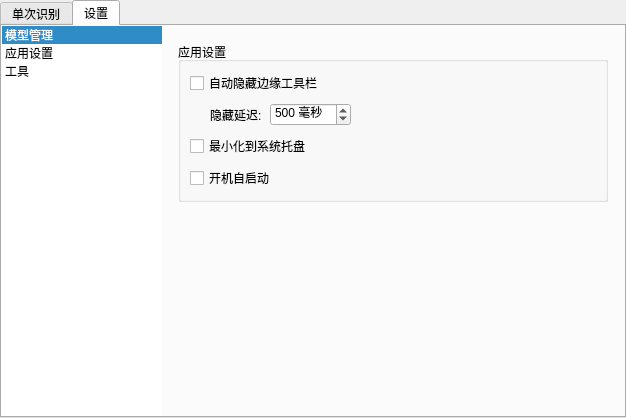
Above: src/vibeocr/ui/main_window.ui from FelixJI/VibeOCR before the change. Below: the same form after it.
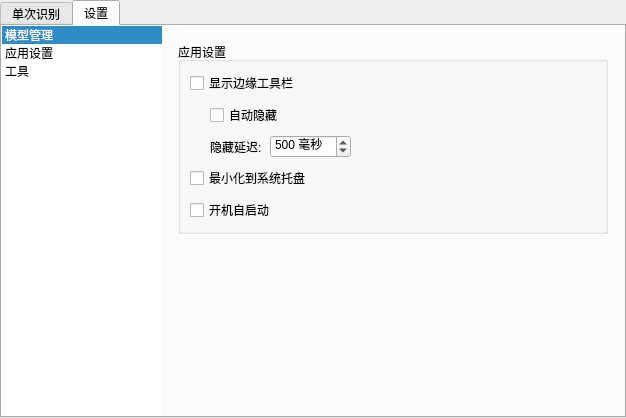
That is the form after the change. The open tabs and pages were chosen to show the change. Custom widgets are drawn as their Qt base class.

Commit message: feat(ui): 添加显示工具栏复选框及缩进子选项

What changed in the file:
```diff
--- a/src/vibeocr/ui/main_window.ui
+++ b/src/vibeocr/ui/main_window.ui
@@ -480,12 +480,40 @@
                <number>8</number>
               </property>
               <item>
+               <widget class="QCheckBox" name="chkShowToolbar">
+                <property name="toolTip">
+                 <string>显示桌面边缘浮动工具栏，提供快速截图和主窗口入口</string>
+                </property>
+                <property name="text">
+                 <string>显示边缘工具栏</string>
+                </property>
+               </widget>
+              </item>
+              <item>
+               <widget class="QWidget" name="toolbarSubOptions" native="true">
+                <layout class="QVBoxLayout" name="toolbarSubLayout">
+                 <property name="spacing">
+                  <number>8</number>
+                 </property>
+                 <property name="leftMargin">
+                  <number>20</number>
+                 </property>
+                 <property name="topMargin">
+                  <number>0</number>
+                 </property>
+                 <property name="rightMargin">
+                  <number>0</number>
+                 </property>
+                 <property name="bottomMargin">
+                  <number>0</number>
+                 </property>
+                 <item>
                <widget class="QCheckBox" name="chkAutoHideToolbar">
                 <property name="toolTip">
                  <string>工具栏停靠在屏幕边缘时自动隐藏，鼠标靠近边缘时自动弹出</string>
                 </property>
                 <property name="text">
-                 <string>自动隐藏边缘工具栏</string>
+                    <string>自动隐藏</string>
                 </property>
                </widget>
               </item>
@@ -494,9 +522,6 @@
                 <property name="spacing">
                  <number>8</number>
                 </property>
-                <property name="leftMargin">
-                 <number>20</number>
-                </property>
                 <item>
                  <widget class="QLabel" name="labelHideDelay">
                   <property name="text">
@@ -537,6 +562,9 @@
                  </spacer>
                 </item>
                </layout>
+                 </item>
+                </layout>
+               </widget>
               </item>
               <item>
                <widget class="QCheckBox" name="chkMinimizeToTray">
```
Lines whose indentation alone changed are shown as unchanged. The commit also changes 1 other file.
